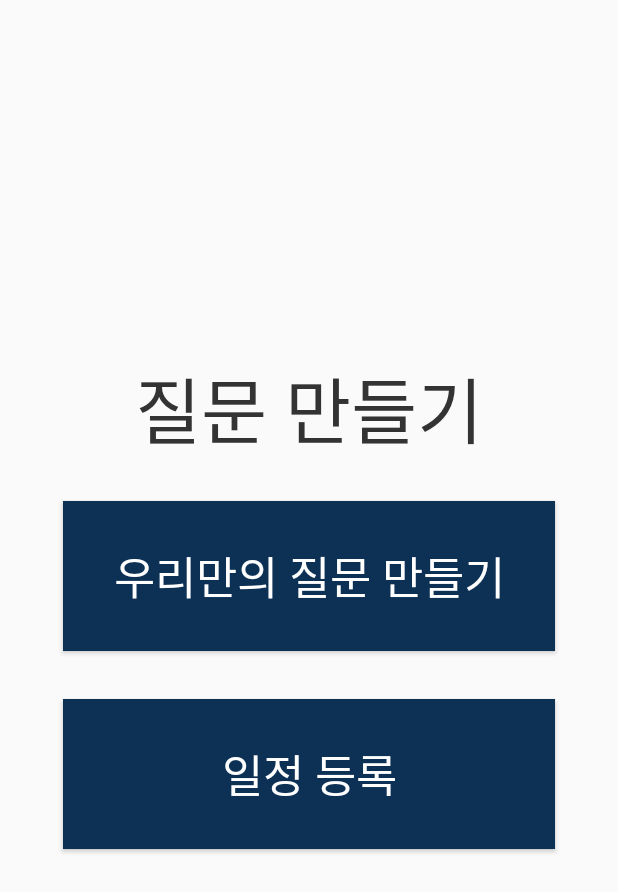
After one commit to apocalcal/android-MemoryMind, an Android app: the ChoiceActivity screen opened directly, with no data from a screen before it, on a phone screen of 412 x 824 dp. The commit adds this screen. Shown: the top 892 px of the screen. Run offline under Robolectric (Android 15) with nearby library versions, the phone set to English and light mode, and no system bars; Roboto replaces fonts that are not available here.

Commit message:
20241128_2

```diff
--- a/app/src/main/AndroidManifest.xml
+++ b/app/src/main/AndroidManifest.xml
@@ -15,6 +15,12 @@
         android:theme="@style/Theme.AndroidProject1"
         android:usesCleartextTraffic="true"
         tools:targetApi="31">
+        <activity
+            android:name=".ChoiceActivity"
+            android:exported="false" />
+        <activity
+            android:name=".choiceActivity"
+            android:exported="false" />
         <activity
             android:name=".MainActivity2"
             android:exported="false" />
--- /dev/null
+++ b/app/src/main/java/com/example/androidproject1/ChoiceActivity.java
@@ -0,0 +1,34 @@
+package com.example.androidproject1;
+
+import android.content.Intent;
+import android.os.Bundle;
+import android.view.View;
+import android.widget.Button;
+
+import androidx.activity.EdgeToEdge;
+import androidx.appcompat.app.AppCompatActivity;
+import androidx.core.graphics.Insets;
+import androidx.core.view.ViewCompat;
+import androidx.core.view.WindowInsetsCompat;
+
+public class ChoiceActivity extends AppCompatActivity {
+    private Button makeBtn, calendarBtn;
+
+    @Override
+    protected void onCreate(Bundle savedInstanceState) {
+        super.onCreate(savedInstanceState);
+        EdgeToEdge.enable(this);
+        setContentView(R.layout.activity_choice);
+
+        makeBtn = findViewById(R.id.makeBtn);
+        calendarBtn = findViewById(R.id.calendarBtn);
+
+        makeBtn.setOnClickListener(new View.OnClickListener() {
+            @Override
+            public void onClick(View v) {
+                Intent intent = new Intent(ChoiceActivity.this, CustomActivity.class);
+                startActivity(intent);
+            }
+        });
+    }
+}
--- a/app/src/main/java/com/example/androidproject1/MainActivity.java
+++ b/app/src/main/java/com/example/androidproject1/MainActivity.java
@@ -67,7 +67,7 @@ public class MainActivity extends AppCompatActivity {
         customBtn.setOnClickListener(new View.OnClickListener() {
             @Override
             public void onClick(View v) {
-                    Intent intent = new Intent(MainActivity.this, CustomActivity.class);
+                    Intent intent = new Intent(MainActivity.this, ChoiceActivity.class);
                     startActivity(intent);
             }
         });
--- /dev/null
+++ b/app/src/main/res/layout/activity_choice.xml
@@ -0,0 +1,40 @@
+<LinearLayout
+    xmlns:android="http://schemas.android.com/apk/res/android"
+    android:layout_width="match_parent"
+    android:layout_height="match_parent"
+    android:orientation="vertical"
+    android:padding="16dp">
+
+    <LinearLayout
+        android:layout_width="match_parent"
+        android:layout_height="200dp"
+        android:orientation="vertical"
+        android:padding="10dp">
+    </LinearLayout>
+
+    <TextView
+        android:id="@+id/appName"
+        style="@style/titleStyle"
+        android:layout_width="match_parent"
+        android:gravity="center"
+        android:text="질문 만들기" />
+
+    <LinearLayout
+        android:layout_width="match_parent"
+        android:layout_height="wrap_content"
+        android:orientation="vertical"
+        android:padding="10dp">
+
+        <Button
+            android:id="@+id/makeBtn"
+            style="@style/buttonStyle"
+            android:layout_height="100dp"
+            android:text="우리만의 질문 만들기" />
+
+        <Button
+            android:id="@+id/calendarBtn"
+            style="@style/buttonStyle"
+            android:layout_height="100dp"
+            android:text="일정 등록" />
+    </LinearLayout>
+</LinearLayout>
```
